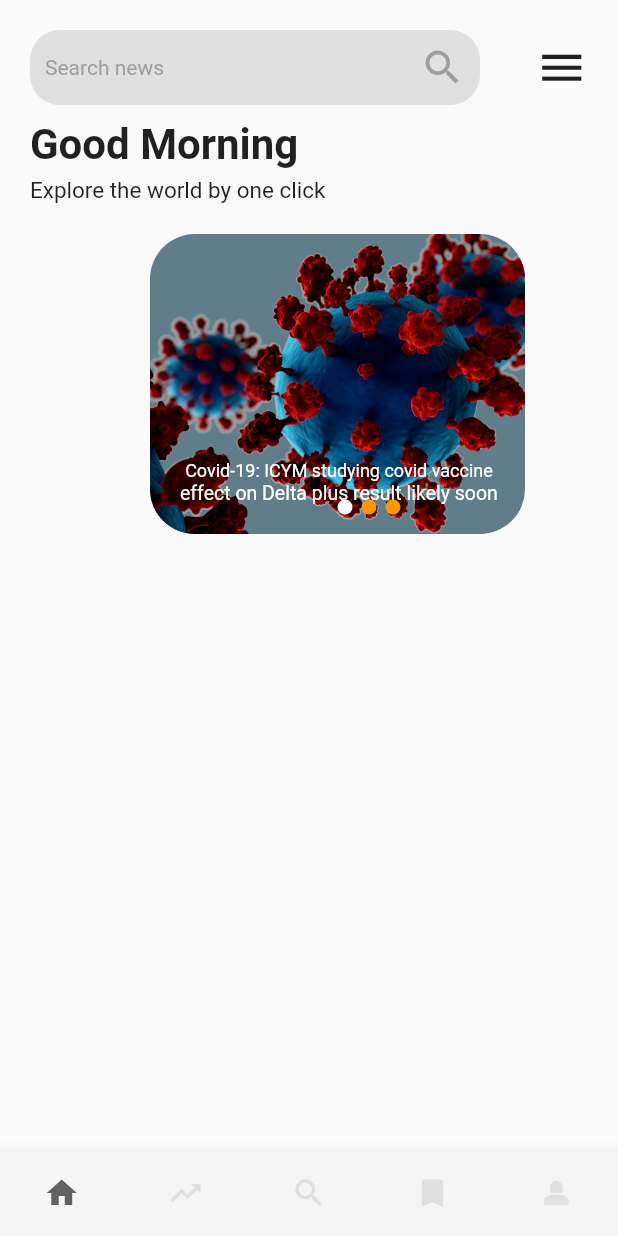
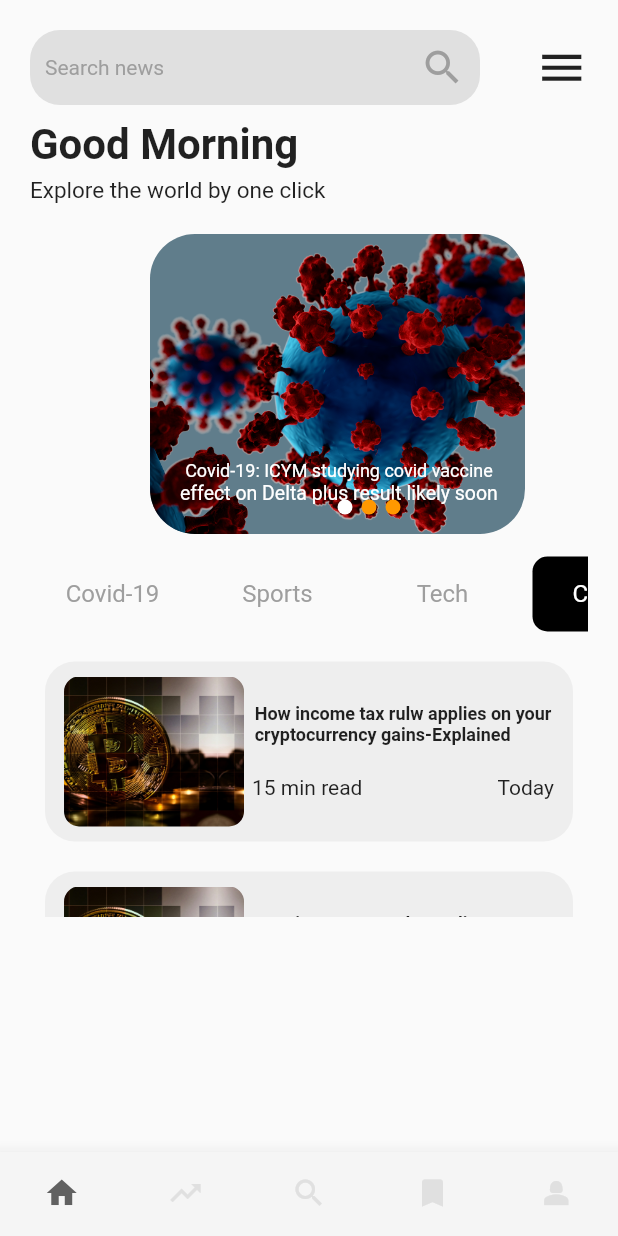
Before and after one commit to SilvaOkindo/flutter_news_app_ui, a Flutter app: the screen it shows after launch, on a phone screen of 412 x 824 dp. Run offline on Flutter 3.47's test engine with Material 2 defaults, Android fonts, the phone set to English and light mode, and no system bars; drawn by our look-alikes of card_swiper.

Commit message:
first commit

```diff
--- /dev/null
+++ b/lib/pages/crypto_news.dart
@@ -0,0 +1,27 @@
+import 'package:flutter/material.dart';
+import 'package:news_app_ui/widgets/crypto_news_tile.dart';
+
+class CryptoNewsPage extends StatefulWidget {
+  const CryptoNewsPage({super.key});
+
+  @override
+  State<CryptoNewsPage> createState() => _CryptoNewsPageState();
+}
+
+class _CryptoNewsPageState extends State<CryptoNewsPage> {
+  @override
+  Widget build(BuildContext context) {
+    return SingleChildScrollView(
+      child: SizedBox(
+        height: 180,
+        child: ListView.builder(
+            scrollDirection: Axis.vertical,
+            itemCount: 8,
+            physics: const BouncingScrollPhysics(),
+            itemBuilder: (_, index) {
+              return const CryptoNewsTile();
+            }),
+      ),
+    );
+  }
+}
--- a/lib/pages/home_page.dart
+++ b/lib/pages/home_page.dart
@@ -1,12 +1,30 @@
 import 'package:card_swiper/card_swiper.dart';
 import 'package:flutter/material.dart';
+import 'package:news_app_ui/pages/crypto_news.dart';
 import 'package:news_app_ui/widgets/news_widget.dart';
-import 'package:news_app_ui/widgets/text_widget.dart';
 
-class HomePage extends StatelessWidget {
+
+class HomePage extends StatefulWidget {
   const HomePage({super.key});
 
   static String home = 'home';
+
+  @override
+  State<HomePage> createState() => _HomePageState();
+}
+
+class _HomePageState extends State<HomePage> {
+  List<String> tabs = ['Covid-19', 'Sports', 'Tech', 'Crypto', 'Fashion'];
+
+  List<Widget> tabviews = [
+    const Center(child: Text('Covid news'),),
+    const Center(child: Text('Sports news'),),
+    const Center(child: Text('Tech news'),),
+    const CryptoNewsPage(),
+    const Center(child: Text('Fashion news'),),
+  ];
+
+  int currentIndex = 3;
 
   @override
   Widget build(BuildContext context) {
@@ -51,15 +69,15 @@ class HomePage extends StatelessWidget {
             const SizedBox(
               height: 10,
             ),
-            const CustomizedText(
-              text: 'Good Morning',
+            const Text(
+              'Good Morning',
               style: TextStyle(fontWeight: FontWeight.bold, fontSize: 28),
             ),
             const SizedBox(
               height: 5,
             ),
-            const CustomizedText(
-              text: 'Explore the world by one click',
+            const Text(
+              'Explore the world by one click',
               style: TextStyle(
                 fontSize: 15,
               ),
@@ -82,11 +100,53 @@ class HomePage extends StatelessWidget {
                 pagination: const SwiperPagination(
                     alignment: Alignment.bottomCenter,
                     builder: DotSwiperPaginationBuilder(
-                      activeColor: Colors.white,
-                      color: Colors.orange
-                    )),
+                        activeColor: Colors.white, color: Colors.orange)),
               ),
             ),
+            const SizedBox(
+              height: 10,
+            ),
+            SizedBox(
+              height: 60,
+              width: double.infinity,
+              child: ListView.builder(
+                  physics: const BouncingScrollPhysics(),
+                  itemCount: tabs.length,
+                  scrollDirection: Axis.horizontal,
+                  itemBuilder: (_, index) {
+                    return GestureDetector(
+                      onTap: () {
+                        setState(() {
+                          currentIndex = index;
+                        });
+                      },
+                      child: AnimatedContainer(
+                        margin: const EdgeInsets.all(5),
+                        height: 35,
+                        width: 100,
+                        decoration: BoxDecoration(
+                            color: currentIndex == index
+                                ? Colors.black
+                                : Colors.transparent,
+                            borderRadius: BorderRadius.circular(10)),
+                        duration: const Duration(milliseconds: 300),
+                        child: Center(
+                            child: Text(
+                          tabs[index],
+                          style: TextStyle(
+                              color: currentIndex == index
+                                  ? Colors.white
+                                  : Colors.grey,
+                              fontWeight: FontWeight.w400,
+                              fontSize: 16),
+                        )),
+                      ),
+                    );
+                  }),
+            ),
+            //Center(child: Text(tabs[currentIndex]),)
+            const SizedBox(height: 5,),
+           SingleChildScrollView(child: tabviews[currentIndex],)
           ],
         ),
       )),
--- /dev/null
+++ b/lib/widgets/crypto_news_tile.dart
@@ -0,0 +1,49 @@
+import 'package:flutter/material.dart';
+
+class CryptoNewsTile extends StatelessWidget {
+  const CryptoNewsTile({super.key});
+
+  @override
+  Widget build(BuildContext context) {
+    return Container(
+      padding: const EdgeInsets.symmetric(vertical: 10, horizontal: 10),
+      margin: const EdgeInsets.all(10),
+      height: 120,
+      width: double.maxFinite,
+      decoration: BoxDecoration(
+          color: Colors.grey[200], borderRadius: BorderRadius.circular(20)),
+      child: Row(mainAxisAlignment: MainAxisAlignment.spaceAround, children: [
+        Container(
+          height: 100,
+          width: 120,
+          decoration: BoxDecoration(
+              borderRadius: BorderRadius.circular(10),
+              image: const DecorationImage(
+                  image: AssetImage("assets/images/blockchain-3440455.jpg"),
+                  fit: BoxFit.cover)),
+        ),
+        Column(
+          mainAxisAlignment: MainAxisAlignment.center,
+          children: [
+            const Text(
+              'How income tax rulw applies on your\ncryptocurrency gains-Explained',
+              style: TextStyle(fontWeight: FontWeight.bold, fontSize: 12),
+            ),
+            const SizedBox(
+              height: 20,
+            ),
+            Row(
+              children: const [
+                Text('15 min read'),
+                SizedBox(
+                  width: 90,
+                ),
+                Text('Today')
+              ],
+            )
+          ],
+        )
+      ]),
+    );
+  }
+}
--- a/lib/widgets/text_widget.dart
+++ /dev/null
@@ -1,18 +0,0 @@
-import 'package:flutter/material.dart';
-
-
-
-class CustomizedText extends StatelessWidget {
-  const CustomizedText({super.key, required this.style, required this.text});
-
-  final TextStyle style;
-  final String text;
-
-  @override
-  Widget build(BuildContext context) {
-    return Text(
-      text,
-      style: style
-    );
-  }
-}
```
Also changed, not shown: lib/pages/trending_page.dart (+60 -3 lines), lib/widgets/bold_text.dart (added, +18 -0 lines), lib/widgets/tiles.dart (added, +31 -0 lines), assets/images/covid.png (renamed from assets/images/—Pngtree—variant metal texture variant covid-19_6225502.png).
